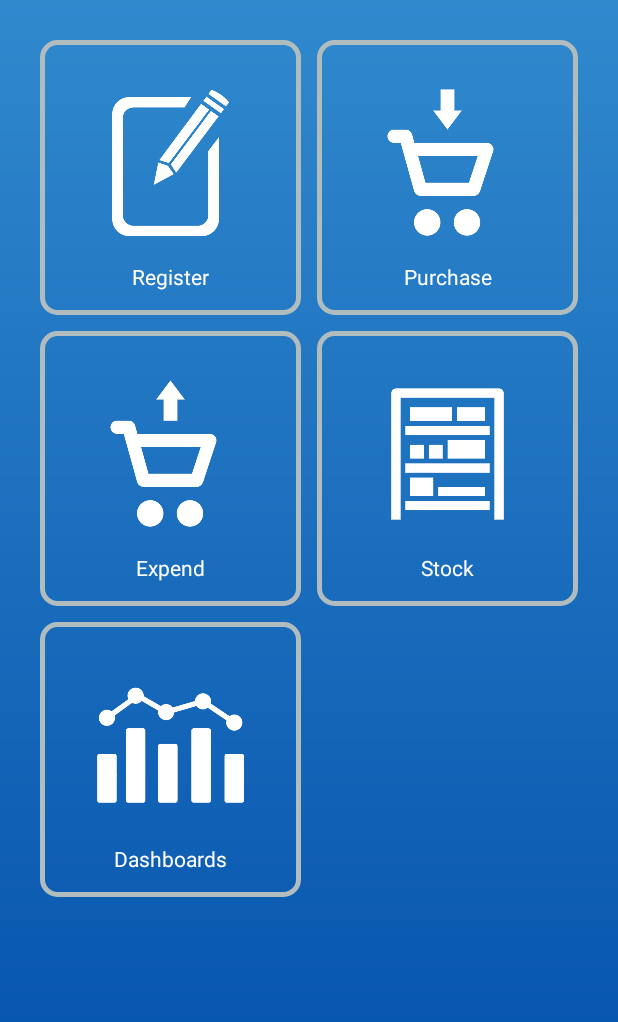
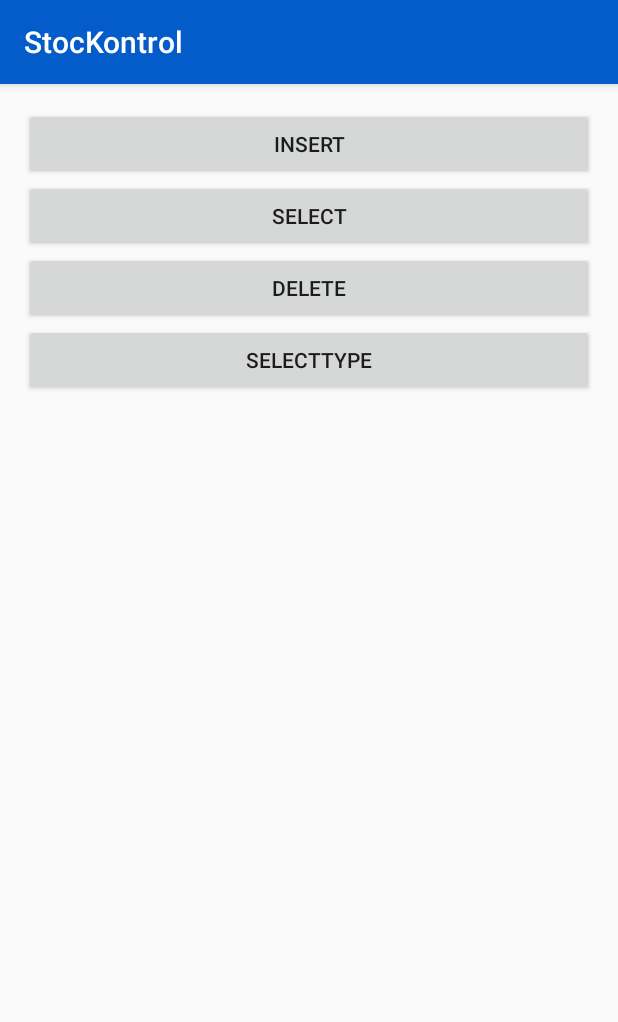
Before and after one commit to huebeiro/StocKontrol, an Android app: the screen it shows after launch (MenuActivity before the commit, DBTestActivity after it), after a tap on "Register", on a phone screen of 412 x 824 dp. Shown: the top 1022 px of the screen. Run offline under Robolectric (Android 15) with nearby library versions, the phone set to English and light mode, and no system bars.

Commit message:
DatabaseHelper and TestClass

```diff
--- a/app/src/main/AndroidManifest.xml
+++ b/app/src/main/AndroidManifest.xml
@@ -20,9 +20,11 @@
             android:windowSoftInputMode="stateAlwaysHidden">
             <intent-filter>
                 <action android:name="android.intent.action.MAIN" />
+
                 <category android:name="android.intent.category.LAUNCHER" />
             </intent-filter>
         </activity>
+        <activity android:name=".DBTestActivity"></activity>
     </application>
 
 </manifest>
--- a/app/src/main/java/com/huebeiro/database/DatabaseHelper.java
+++ b/app/src/main/java/com/huebeiro/database/DatabaseHelper.java
@@ -1,8 +1,16 @@
 package com.huebeiro.database;
 
 import android.content.Context;
+import android.database.Cursor;
 import android.database.sqlite.SQLiteDatabase;
 import android.database.sqlite.SQLiteOpenHelper;
+
+import com.huebeiro.model.Expense;
+import com.huebeiro.model.ExpenseItem;
+import com.huebeiro.model.Product;
+import com.huebeiro.model.ProductType;
+import com.huebeiro.model.Purchase;
+import com.huebeiro.model.PurchaseItem;
 
 /**
  * Author: adilson
@@ -11,14 +19,61 @@ import android.database.sqlite.SQLiteOpenHelper;
 
 public class DatabaseHelper extends SQLiteOpenHelper {
 
-    private static final int VERSION = 1;
+    private static final int VERSION = 4;
     private static final String DATABASE = "StocKontrol.db";
     private static final String[] DATABASE_SCRIPT = {
-            //TODO Create Database Script
+            "CREATE TABLE " + ProductType.TABLE_NAME + " ( " +
+                    "    id INTEGER PRIMARY KEY AUTOINCREMENT, " +
+                    "    name TEXT " +
+                    ");",
+            "INSERT INTO PRODUCTTYPE(name) values (\"\")",
+            "CREATE TABLE " + Product.TABLE_NAME + " ( " +
+                    "    id INTEGER PRIMARY KEY AUTOINCREMENT, " +
+                    "    name TEXT, " +
+                    "    description TEXT, " +
+                    "    type INTEGER, " +
+                    "    FOREIGN KEY(type) REFERENCES " + ProductType.TABLE_NAME + "(id) ON DELETE CASCADE " +
+                    ");",
+            "CREATE TABLE " + Purchase.TABLE_NAME + " ( " +
+                    "    id INTEGER PRIMARY KEY AUTOINCREMENT, " +
+                    "    note TEXT, " +
+                    "    date TEXT " +
+                    ");",
+            "CREATE TABLE " + PurchaseItem.TABLE_NAME + " ( " +
+                    "    id INTEGER PRIMARY KEY AUTOINCREMENT, " +
+                    "    purchase INTEGER, " +
+                    "    product INTEGER, " +
+                    "    quantity INTEGER, " +
+                    "    price REAL, " +
+                    "    FOREIGN KEY(purchase) REFERENCES " + Purchase.TABLE_NAME + "(id) ON DELETE CASCADE, " +
+                    "    FOREIGN KEY(product) REFERENCES " + Product.TABLE_NAME + "(id) ON DELETE CASCADE " +
+                    ");",
+            "CREATE TABLE " + Expense.TABLE_NAME + " ( " +
+                    "    id INTEGER PRIMARY KEY AUTOINCREMENT, " +
+                    "    note TEXT, " +
+                    "    date TEXT " +
+                    ");",
+            "CREATE TABLE " + ExpenseItem.TABLE_NAME + " ( " +
+                    "    id INTEGER PRIMARY KEY AUTOINCREMENT, " +
+                    "    purchase INTEGER, " +
+                    "    product INTEGER, " +
+                    "    quantity INTEGER, " +
+                    "    price REAL, " +
+                    "    FOREIGN KEY(purchase) REFERENCES TIPO(id) ON DELETE CASCADE, " +
+                    "    FOREIGN KEY(product) REFERENCES TIPO(id) ON DELETE CASCADE " +
+                    ");"
     };
 
     public DatabaseHelper(Context context) {
         super(context, DATABASE, null, VERSION);
+    }
+
+    public Cursor selectQuery(SQLiteDatabase database, String sqlQuery){
+        return database.rawQuery(sqlQuery, null);
+    }
+
+    public void executetQuery(SQLiteDatabase database, String sqlQuery){
+        database.execSQL(sqlQuery);
     }
 
     /**
@@ -57,8 +112,22 @@ public class DatabaseHelper extends SQLiteOpenHelper {
     @Override
     public void onUpgrade(SQLiteDatabase db, int oldVersion, int newVersion) {
         if(oldVersion != newVersion) {
-            //TODO Clean Database
+            db.execSQL("DROP TABLE " + ExpenseItem.TABLE_NAME);
+            db.execSQL("DROP TABLE " + Expense.TABLE_NAME);
+            db.execSQL("DROP TABLE " + PurchaseItem.TABLE_NAME);
+            db.execSQL("DROP TABLE " + Purchase.TABLE_NAME);
+            db.execSQL("DROP TABLE " + Product.TABLE_NAME);
+            db.execSQL("DROP TABLE " + ProductType.TABLE_NAME);
             onCreate(db);
         }
     }
+
+    @Override
+    public void onOpen(SQLiteDatabase db) {
+        super.onOpen(db);
+        if (!db.isReadOnly()) {
+            // Enable foreign key constraints
+            db.execSQL("PRAGMA foreign_keys=ON;");
+        }
+    }
 }
--- /dev/null
+++ b/app/src/main/java/com/huebeiro/stockontrol/DBTestActivity.java
@@ -0,0 +1,85 @@
+package com.huebeiro.stockontrol;
+
+import android.database.Cursor;
+import android.database.sqlite.SQLiteDatabase;
+import android.support.v7.app.AppCompatActivity;
+import android.os.Bundle;
+import android.view.View;
+import android.widget.Button;
+import android.widget.Toast;
+
+import com.huebeiro.database.DatabaseHelper;
+
+public class DBTestActivity extends AppCompatActivity {
+
+    Button btnInsert, btnSelect, btnDelete, btnSelectType;
+    DatabaseHelper helper;
+
+    @Override
+    protected void onCreate(Bundle savedInstanceState) {
+        super.onCreate(savedInstanceState);
+        setContentView(R.layout.activity_dbtest);
+
+        btnInsert = (Button) findViewById(R.id.btnInsert);
+        btnSelect = (Button) findViewById(R.id.btnSelect);
+        btnDelete = (Button) findViewById(R.id.btnDelete);
+        btnSelectType = (Button) findViewById(R.id.btnSelectType);
+        helper = new DatabaseHelper(this);
+
+        btnInsert.setOnClickListener(new View.OnClickListener() {
+            @Override
+            public void onClick(View v) {
+                SQLiteDatabase database = helper.getWritableDatabase();
+                String query = "INSERT INTO Product(name, description, type) VALUES (\"Coé\", \"Rapaziadaaaaaaaaa\", 1)";
+                helper.executetQuery(database, query);
+                Toast.makeText(DBTestActivity.this, "Inserted...", Toast.LENGTH_SHORT).show();
+                database.close();
+            }
+        });
+
+        btnSelect.setOnClickListener(new View.OnClickListener() {
+            @Override
+            public void onClick(View v) {
+                SQLiteDatabase database = helper.getReadableDatabase();
+                String query = "Select count(id) as total from Product";
+                Cursor cursor = helper.selectQuery(database, query);
+                if(cursor.moveToNext()){
+                    int total = cursor.getInt(0);
+                    Toast.makeText(DBTestActivity.this, "Total: " + total, Toast.LENGTH_SHORT).show();
+                } else {
+                    Toast.makeText(DBTestActivity.this, "Couldn't show total.", Toast.LENGTH_SHORT).show();
+                }
+                cursor.close();
+                database.close();
+            }
+        });
+
+        btnDelete.setOnClickListener(new View.OnClickListener() {
+            @Override
+            public void onClick(View v) {
+                SQLiteDatabase database = helper.getWritableDatabase();
+                String query = "DELETE FROM ProductType WHERE id = 1";
+                helper.executetQuery(database, query);
+                Toast.makeText(DBTestActivity.this, "DELETED...", Toast.LENGTH_SHORT).show();
+                database.close();
+            }
+        });
+
+        btnSelectType.setOnClickListener(new View.OnClickListener() {
+            @Override
+            public void onClick(View v) {
+                SQLiteDatabase database = helper.getReadableDatabase();
+                String query = "Select count(id) as total from ProductType";
+                Cursor cursor = helper.selectQuery(database, query);
+                if(cursor.moveToNext()){
+                    int total = cursor.getInt(0);
+                    Toast.makeText(DBTestActivity.this, "Total: " + total, Toast.LENGTH_SHORT).show();
+                } else {
+                    Toast.makeText(DBTestActivity.this, "Couldn't show total.", Toast.LENGTH_SHORT).show();
+                }
+                cursor.close();
+                database.close();
+            }
+        });
+    }
+}
--- a/app/src/main/java/com/huebeiro/stockontrol/MenuActivity.java
+++ b/app/src/main/java/com/huebeiro/stockontrol/MenuActivity.java
@@ -1,5 +1,6 @@
 package com.huebeiro.stockontrol;
 
+import android.content.Intent;
 import android.support.v7.app.AppCompatActivity;
 import android.support.v7.widget.GridLayoutManager;
 import android.support.v7.widget.RecyclerView;
@@ -56,6 +57,10 @@ implements View.OnClickListener{
     public void onClick(View v) {
         int position = recyclerView.getChildAdapterPosition(v);
         switch (position){
+            case 0:
+                Intent intent = new Intent(this, DBTestActivity.class);
+                startActivity(intent);
+                break;
             default:
                 Toast.makeText(this, "Item clicked: " + position, Toast.LENGTH_SHORT).show();
         }
--- /dev/null
+++ b/app/src/main/res/layout/activity_dbtest.xml
@@ -0,0 +1,34 @@
+<?xml version="1.0" encoding="utf-8"?>
+<LinearLayout xmlns:android="http://schemas.android.com/apk/res/android"
+    xmlns:tools="http://schemas.android.com/tools"
+    android:id="@+id/activity_dbtest"
+    android:layout_width="match_parent"
+    android:layout_height="match_parent"
+    android:orientation="vertical"
+    android:paddingBottom="@dimen/activity_vertical_margin"
+    android:paddingLeft="@dimen/activity_horizontal_margin"
+    android:paddingRight="@dimen/activity_horizontal_margin"
+    android:paddingTop="@dimen/activity_vertical_margin"
+    tools:context="com.huebeiro.stockontrol.DBTestActivity">
+
+    <Button
+        android:text="Insert"
+        android:layout_width="match_parent"
+        android:layout_height="wrap_content"
+        android:id="@+id/btnInsert" />
+    <Button
+        android:text="Select"
+        android:layout_width="match_parent"
+        android:layout_height="wrap_content"
+        android:id="@+id/btnSelect" />
+    <Button
+        android:text="Delete"
+        android:layout_width="match_parent"
+        android:layout_height="wrap_content"
+        android:id="@+id/btnDelete" />
+    <Button
+        android:text="SelectType"
+        android:layout_width="match_parent"
+        android:layout_height="wrap_content"
+        android:id="@+id/btnSelectType" />
+</LinearLayout>
```
